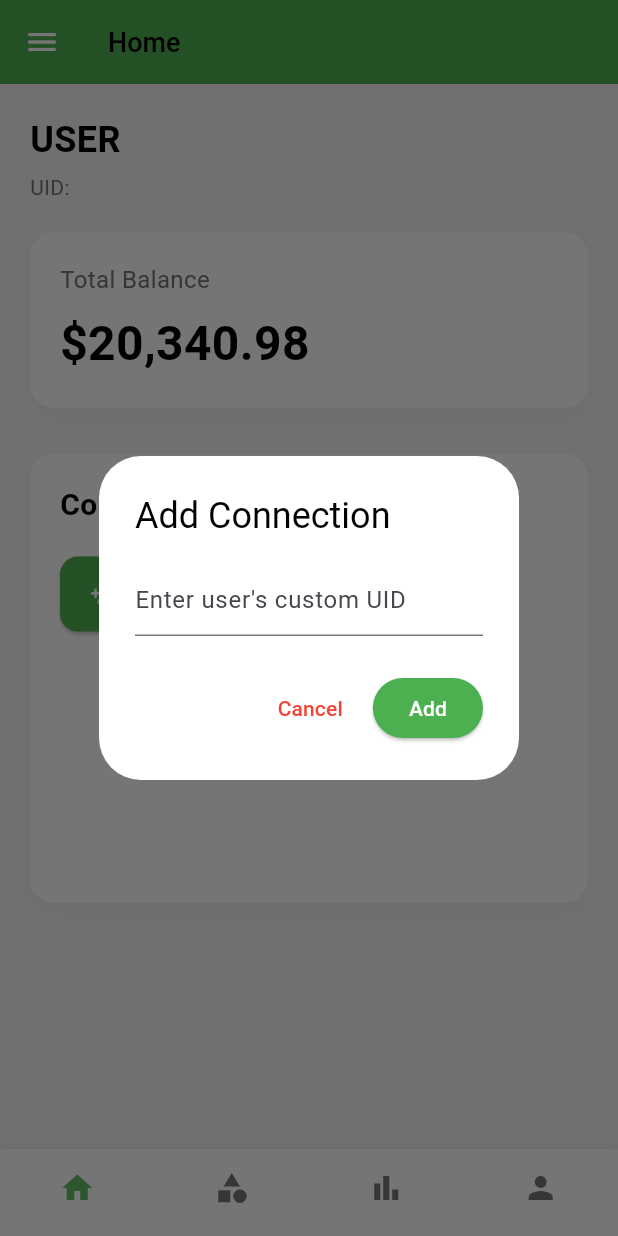
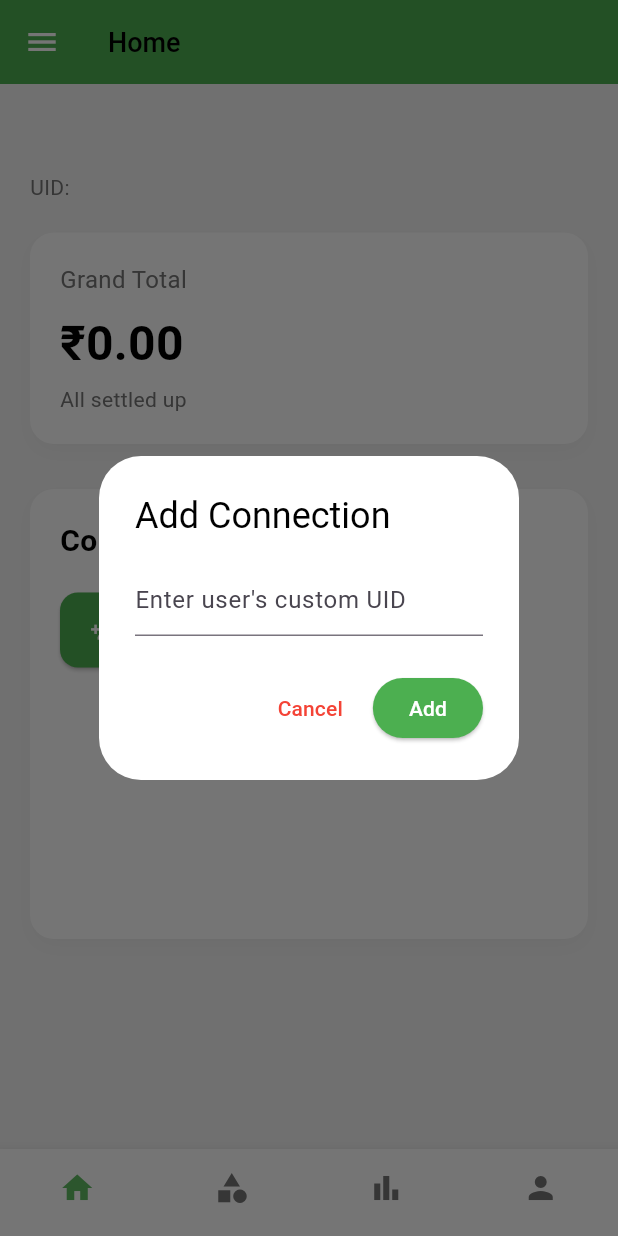
Before and after one commit to muhdismailm/peerpay, a Flutter app: the HomeScreen screen opened by its route, after a tap on "Add Connection", on a phone screen of 412 x 824 dp. Run offline on Flutter 3.47's test engine with Material 3 defaults, Android fonts, the phone set to English and light mode, and no system bars; our stand-ins replace cloud_firestore, firebase_auth, firebase_core, firebase_database, fluttertoast; accounts and stored records are empty.

Commit message:
transaction and total grand completed successfully

```diff
--- a/lib/screens/connected.dart
+++ b/lib/screens/connected.dart
@@ -387,7 +387,7 @@ class _ConnectedPageState extends State<ConnectedPage> {
                       netBalance > 0
                           ? '${widget.partnerData['fullName']} owes you'
                           : netBalance < 0
-                              ? 'You owe ${widget.partnerData['fullName']}'
+                              ? 'You own ${widget.partnerData['fullName']}'
                               : 'All settled up',
                       style: TextStyle(color: secondaryTextColor),
                     ),
--- a/lib/screens/homescreen.dart
+++ b/lib/screens/homescreen.dart
@@ -1,7 +1,10 @@
+import 'dart:async';
+
 import 'package:cloud_firestore/cloud_firestore.dart';
 import 'package:expense_tracker/screens/profile.dart';
 import 'package:expense_tracker/screens/connected.dart';
 import 'package:firebase_auth/firebase_auth.dart';
+import 'package:firebase_database/firebase_database.dart';
 import 'package:flutter/material.dart';
 
 class HomeScreen extends StatefulWidget {
@@ -15,11 +18,25 @@ class _HomeScreenState extends State<HomeScreen> {
   String fullName = 'User';
   String customUid = '';
   List<String> connections = [];
+  double grandTotal = 0.0;
+  final DatabaseReference _database = FirebaseDatabase.instance.ref();
+  List<StreamSubscription> _subscriptions = [];
 
   @override
   void initState() {
     super.initState();
-    initializeUser();
+    initializeUser().then((_) {
+      calculateGrandTotal();
+      _setupRealtimeListeners();
+    });
+  }
+
+  @override
+  void dispose() {
+    for (var sub in _subscriptions) {
+      sub.cancel();
+    }
+    super.dispose();
   }
 
   Future<void> initializeUser() async {
@@ -33,39 +50,74 @@ class _HomeScreenState extends State<HomeScreen> {
 
       if (snapshot.docs.isNotEmpty) {
         final data = snapshot.docs.first.data();
+        setState(() {
           customUid = data['customUid'] ?? '';
-        await fetchUserData();
+          fullName = data['fullName'] ?? 'User';
+          connections = List<String>.from(data['connections'] ?? []);
+        });
       }
     }
   }
 
-  Future<void> fetchUserData() async {
-    if (customUid.isEmpty) return;
+  void _setupRealtimeListeners() {
+    for (String targetUserId in connections) {
+      final subscription = FirebaseFirestore.instance
+          .collection('users')
+          .doc(targetUserId)
+          .snapshots()
+          .listen((partnerDoc) async {
+        if (partnerDoc.exists) {
+          final partnerData = partnerDoc.data() as Map<String, dynamic>;
+          final partnerCustomUid = partnerData['customUid'];
 
-    try {
-      final docSnapshot = await FirebaseFirestore.instance
+          List<String> uids = [customUid, partnerCustomUid];
+          uids.sort();
+          final channelId = uids.join('_');
+
+          _database.child('transactions/$channelId').onValue.listen((event) {
+            calculateGrandTotal();
+          });
+        }
+      });
+      _subscriptions.add(subscription);
+    }
+  }
+
+  Future<void> calculateGrandTotal() async {
+    double total = 0.0;
+
+    for (String targetUserId in connections) {
+      final partnerDoc = await FirebaseFirestore.instance
           .collection('users')
-          .where('customUid', isEqualTo: customUid)
-          .limit(1)
+          .doc(targetUserId)
           .get();
 
-      if (docSnapshot.docs.isNotEmpty) {
-        final data = docSnapshot.docs.first.data();
-        setState(() {
-          fullName = data['fullName'] ?? 'User';
-          connections = List<String>.from(data['connections'] ?? []);
-        });
+      if (partnerDoc.exists) {
+        final partnerData = partnerDoc.data() as Map<String, dynamic>;
+        final partnerCustomUid = partnerData['customUid'];
+
+        List<String> uids = [customUid, partnerCustomUid];
+        uids.sort();
+        final channelId = uids.join('_');
+
+        final snapshot = await _database.child('transactions/$channelId').once();
+        final data = snapshot.snapshot.value as Map<dynamic, dynamic>?;
+
+        if (data != null) {
+          data.forEach((key, value) {
+            if (value['paidBy'] == customUid) {
+              total += (value['amount'] as num).toDouble();
             } else {
-        setState(() {
-          fullName = 'User';
+              total -= (value['amount'] as num).toDouble();
+            }
           });
         }
-    } catch (e) {
-      print("Error fetching user data: $e");
+      }
+    }
+
     setState(() {
-        fullName = 'User';
+      grandTotal = total;
     });
-    }
   }
 
   Future<void> removeConnection(String targetUserId) async {
@@ -96,6 +148,8 @@ class _HomeScreenState extends State<HomeScreen> {
     setState(() {
       connections.remove(targetUserId);
     });
+
+    await calculateGrandTotal();
 
     ScaffoldMessenger.of(context).showSnackBar(
       const SnackBar(content: Text('Connection removed')),
@@ -196,6 +250,9 @@ class _HomeScreenState extends State<HomeScreen> {
                 setState(() {
                   connections.add(targetUserId);
                 });
+
+                await calculateGrandTotal();
+                _setupRealtimeListeners();
 
                 Navigator.pop(context);
                 ScaffoldMessenger.of(context).showSnackBar(
@@ -316,14 +373,33 @@ class _HomeScreenState extends State<HomeScreen> {
                 child: Column(
                   crossAxisAlignment: CrossAxisAlignment.start,
                   children: [
-                    Text('Total Balance',
+                    Text('Grand Total',
                         style: TextStyle(fontSize: 16, color: secondaryTextColor)),
                     const SizedBox(height: 8),
-                    Text('\$20,340.98',
+                    Text(
+                      '₹${grandTotal.toStringAsFixed(2)}',
                       style: TextStyle(
                         fontSize: 32,
                         fontWeight: FontWeight.bold,
-                            color: textColor)),
+                        color: grandTotal > 0
+                            ? Colors.green
+                            : grandTotal < 0
+                                ? Colors.red
+                                : textColor,
+                      ),
+                    ),
+                    const SizedBox(height: 4),
+                    Text(
+                      grandTotal > 0
+                          ? 'You are owed overall'
+                          : grandTotal < 0
+                              ? 'You owe overall'
+                              : 'All settled up',
+                      style: TextStyle(
+                        fontSize: 14,
+                        color: secondaryTextColor,
+                      ),
+                    ),
                   ],
                 ),
               ),
```
Lines whose indentation alone changed are shown as unchanged.
